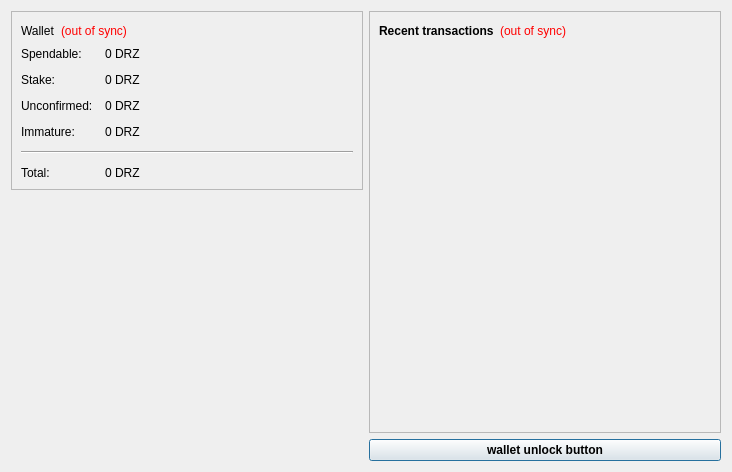
Old version of the form src/qt/forms/overviewpage.ui in the repository DroidzDev/DroidX.
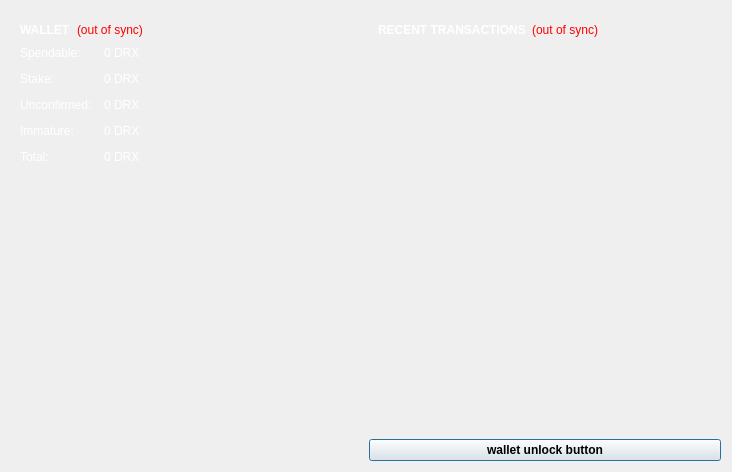
New version of the form. Icons and pictures are not drawn.

```diff
--- a/src/qt/forms/overviewpage.ui
+++ b/src/qt/forms/overviewpage.ui
@@ -19,10 +19,7 @@
      <item>
       <widget class="QFrame" name="frame">
        <property name="frameShape">
-        <enum>QFrame::StyledPanel</enum>
-       </property>
-       <property name="frameShadow">
-        <enum>QFrame::Raised</enum>
+        <enum>QFrame::NoFrame</enum>
        </property>
        <layout class="QVBoxLayout" name="verticalLayout_4">
         <item>
@@ -31,12 +28,15 @@
            <widget class="QLabel" name="label_5">
             <property name="font">
              <font>
-              <weight>50</weight>
-              <bold>false</bold>
+              <weight>75</weight>
+              <bold>true</bold>
              </font>
             </property>
+			<property name="styleSheet">
+             <string notr="true">QLabel { color: white; }</string>
+            </property>
             <property name="text">
-             <string>Wallet</string>
+             <string>WALLET</string>
             </property>
            </widget>
           </item>
@@ -84,6 +84,9 @@
           </property>
           <item row="0" column="0">
            <widget class="QLabel" name="label">
+		   <property name="styleSheet">
+             <string notr="true">QLabel { color: white; }</string>
+            </property>
             <property name="text">
              <string>Spendable:</string>
             </property>
@@ -97,6 +100,9 @@
               <bold>false</bold>
              </font>
             </property>
+			<property name="styleSheet">
+             <string notr="true">QLabel { color: white; }</string>
+            </property>
             <property name="cursor">
              <cursorShape>IBeamCursor</cursorShape>
             </property>
@@ -104,7 +110,7 @@
              <string>Your current spendable balance</string>
             </property>
             <property name="text">
-             <string notr="true">0 DRZ</string>
+             <string notr="true">0 DRX</string>
             </property>
             <property name="textInteractionFlags">
              <set>Qt::LinksAccessibleByMouse|Qt::TextSelectableByKeyboard|Qt::TextSelectableByMouse</set>
@@ -113,6 +119,9 @@
           </item>
           <item row="1" column="0">
            <widget class="QLabel" name="label_6">
+		   <property name="styleSheet">
+             <string notr="true">QLabel { color: white; }</string>
+            </property>
             <property name="text">
              <string>Stake:</string>
             </property>
@@ -126,6 +135,9 @@
               <bold>false</bold>
              </font>
             </property>
+			<property name="styleSheet">
+             <string notr="true">QLabel { color: white; }</string>
+            </property>
             <property name="cursor">
              <cursorShape>IBeamCursor</cursorShape>
             </property>
@@ -133,7 +145,7 @@
              <string>Total of coins that was staked, and do not yet count toward the current balance</string>
             </property>
             <property name="text">
-             <string notr="true">0 DRZ</string>
+             <string notr="true">0 DRX</string>
             </property>
             <property name="textInteractionFlags">
              <set>Qt::LinksAccessibleByMouse|Qt::TextSelectableByKeyboard|Qt::TextSelectableByMouse</set>
@@ -142,6 +154,9 @@
           </item>
           <item row="2" column="0">
            <widget class="QLabel" name="label_3">
+		   <property name="styleSheet">
+             <string notr="true">QLabel { color: white; }</string>
+            </property>
             <property name="text">
              <string>Unconfirmed:</string>
             </property>
@@ -155,6 +170,9 @@
               <bold>false</bold>
              </font>
             </property>
+			<property name="styleSheet">
+             <string notr="true">QLabel { color: white; }</string>
+            </property>
             <property name="cursor">
              <cursorShape>IBeamCursor</cursorShape>
             </property>
@@ -162,7 +180,7 @@
              <string>Total of transactions that have yet to be confirmed, and do not yet count toward the current balance</string>
             </property>
             <property name="text">
-             <string notr="true">0 DRZ</string>
+             <string notr="true">0 DRX</string>
             </property>
             <property name="textInteractionFlags">
              <set>Qt::LinksAccessibleByMouse|Qt::TextSelectableByKeyboard|Qt::TextSelectableByMouse</set>
@@ -171,6 +189,9 @@
           </item>
           <item row="3" column="0">
            <widget class="QLabel" name="labelImmatureText">
+		   <property name="styleSheet">
+             <string notr="true">QLabel { color: white; }</string>
+            </property>
             <property name="text">
              <string>Immature:</string>
             </property>
@@ -184,26 +205,25 @@
               <bold>false</bold>
              </font>
             </property>
+			<property name="styleSheet">
+             <string notr="true">QLabel { color: white; }</string>
+            </property>
             <property name="toolTip">
              <string>Mined balance that has not yet matured</string>
             </property>
             <property name="text">
-             <string notr="true">0 DRZ</string>
+             <string notr="true">0 DRX</string>
             </property>
             <property name="textInteractionFlags">
              <set>Qt::LinksAccessibleByMouse|Qt::TextSelectableByKeyboard|Qt::TextSelectableByMouse</set>
             </property>
            </widget>
           </item>
-          <item row="4" column="0" colspan="2">
-           <widget class="Line" name="line">
-            <property name="orientation">
-             <enum>Qt::Horizontal</enum>
-            </property>
-           </widget>
-          </item>
           <item row="5" column="0">
            <widget class="QLabel" name="labelTotalText">
+		   <property name="styleSheet">
+             <string notr="true">QLabel { color: white; }</string>
+            </property>
             <property name="text">
              <string>Total:</string>
             </property>
@@ -217,6 +237,9 @@
               <bold>false</bold>
              </font>
             </property>
+			<property name="styleSheet">
+             <string notr="true">QLabel { color: white; }</string>
+            </property>
             <property name="cursor">
              <cursorShape>IBeamCursor</cursorShape>
             </property>
@@ -224,7 +247,7 @@
              <string>Your current total balance</string>
             </property>
             <property name="text">
-             <string notr="true">0 DRZ</string>
+             <string notr="true">0 DRX</string>
             </property>
             <property name="textInteractionFlags">
              <set>Qt::LinksAccessibleByMouse|Qt::TextSelectableByKeyboard|Qt::TextSelectableByMouse</set>
@@ -282,18 +305,18 @@
      <item>
       <widget class="QFrame" name="frame_2">
        <property name="frameShape">
-        <enum>QFrame::StyledPanel</enum>
-       </property>
-       <property name="frameShadow">
-        <enum>QFrame::Raised</enum>
+        <enum>QFrame::NoFrame</enum>
        </property>
        <layout class="QVBoxLayout" name="verticalLayout">
         <item>
          <layout class="QHBoxLayout" name="horizontalLayout_2">
           <item>
            <widget class="QLabel" name="label_4">
+		   <property name="styleSheet">
+             <string notr="true">QLabel { color: white; }</string>
+            </property>
             <property name="text">
-             <string>&lt;b&gt;Recent transactions&lt;/b&gt;</string>
+             <string>&lt;b&gt;RECENT TRANSACTIONS&lt;/b&gt;</string>
             </property>
            </widget>
           </item>
```
Left out of the diff: 4 changed lines with no effect on the pictures.
